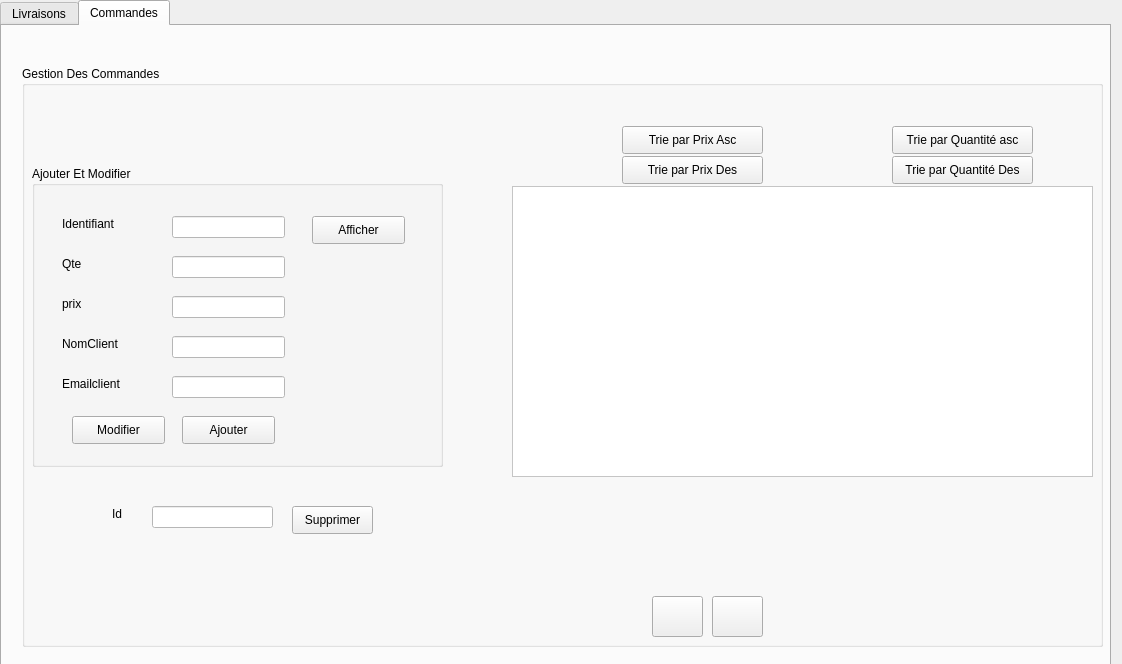
This is Projet_2a/gestionlivraisons.ui in medhama/ThePieChart as Qt 5 draws it before an edit. The edited form follows.
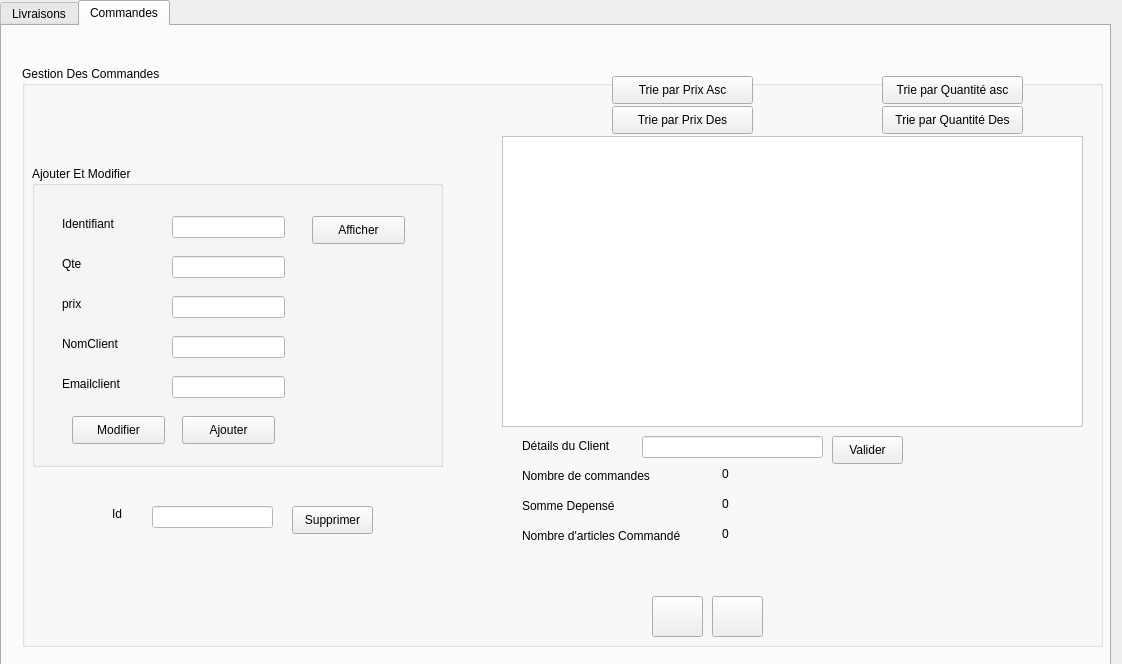
This is the edited form. The open tabs and pages were chosen to show the change. Icons and pictures are not drawn.

Diff of the .ui file:
```diff
--- a/Projet_2a/gestionlivraisons.ui
+++ b/Projet_2a/gestionlivraisons.ui
@@ -453,8 +453,8 @@
      <widget class="QTableView" name="tab_Commandes">
       <property name="geometry">
        <rect>
-        <x>490</x>
-        <y>120</y>
+        <x>480</x>
+        <y>70</y>
         <width>581</width>
         <height>291</height>
        </rect>
@@ -508,8 +508,8 @@
      <widget class="QPushButton" name="pb_trie_co">
       <property name="geometry">
        <rect>
-        <x>870</x>
-        <y>60</y>
+        <x>860</x>
+        <y>10</y>
         <width>141</width>
         <height>28</height>
        </rect>
@@ -524,8 +524,8 @@
      <widget class="QPushButton" name="pb_date_co">
       <property name="geometry">
        <rect>
-        <x>870</x>
-        <y>90</y>
+        <x>860</x>
+        <y>40</y>
         <width>141</width>
         <height>28</height>
        </rect>
@@ -715,8 +715,8 @@
      <widget class="QPushButton" name="pb_trie_co_2">
       <property name="geometry">
        <rect>
-        <x>600</x>
-        <y>90</y>
+        <x>590</x>
+        <y>40</y>
         <width>141</width>
         <height>28</height>
        </rect>
@@ -731,8 +731,8 @@
      <widget class="QPushButton" name="pb_date_co_2">
       <property name="geometry">
        <rect>
-        <x>600</x>
-        <y>60</y>
+        <x>590</x>
+        <y>10</y>
         <width>141</width>
         <height>28</height>
        </rect>
@@ -804,6 +804,150 @@
        <string/>
       </property>
      </widget>
+     <widget class="QLabel" name="label_31">
+      <property name="geometry">
+       <rect>
+        <x>500</x>
+        <y>370</y>
+        <width>111</width>
+        <height>20</height>
+       </rect>
+      </property>
+      <property name="styleSheet">
+       <string notr="true">font: 11pt &quot;Franklin Gothic Medium&quot;;</string>
+      </property>
+      <property name="text">
+       <string>Détails du Client</string>
+      </property>
+     </widget>
+     <widget class="QPushButton" name="pb_rechercher_liv_5">
+      <property name="geometry">
+       <rect>
+        <x>810</x>
+        <y>370</y>
+        <width>71</width>
+        <height>28</height>
+       </rect>
+      </property>
+      <property name="styleSheet">
+       <string notr="true"/>
+      </property>
+      <property name="text">
+       <string>Valider</string>
+      </property>
+     </widget>
+     <widget class="QLineEdit" name="le_id_rech_liv1_5">
+      <property name="geometry">
+       <rect>
+        <x>620</x>
+        <y>370</y>
+        <width>181</width>
+        <height>22</height>
+       </rect>
+      </property>
+      <property name="styleSheet">
+       <string notr="true">background-color: rgb(255, 255, 255);</string>
+      </property>
+      <property name="text">
+       <string/>
+      </property>
+     </widget>
+     <widget class="QLabel" name="label_32">
+      <property name="geometry">
+       <rect>
+        <x>700</x>
+        <y>400</y>
+        <width>81</width>
+        <height>16</height>
+       </rect>
+      </property>
+      <property name="styleSheet">
+       <string notr="true">font: 11pt &quot;Franklin Gothic Medium&quot;;</string>
+      </property>
+      <property name="text">
+       <string>0</string>
+      </property>
+     </widget>
+     <widget class="QLabel" name="label_33">
+      <property name="geometry">
+       <rect>
+        <x>700</x>
+        <y>460</y>
+        <width>81</width>
+        <height>16</height>
+       </rect>
+      </property>
+      <property name="styleSheet">
+       <string notr="true">font: 11pt &quot;Franklin Gothic Medium&quot;;</string>
+      </property>
+      <property name="text">
+       <string>0</string>
+      </property>
+     </widget>
+     <widget class="QLabel" name="label_34">
+      <property name="geometry">
+       <rect>
+        <x>700</x>
+        <y>430</y>
+        <width>81</width>
+        <height>16</height>
+       </rect>
+      </property>
+      <property name="styleSheet">
+       <string notr="true">font: 11pt &quot;Franklin Gothic Medium&quot;;</string>
+      </property>
+      <property name="text">
+       <string>0</string>
+      </property>
+     </widget>
+     <widget class="QLabel" name="label_35">
+      <property name="geometry">
+       <rect>
+        <x>500</x>
+        <y>400</y>
+        <width>161</width>
+        <height>20</height>
+       </rect>
+      </property>
+      <property name="styleSheet">
+       <string notr="true">font: 11pt &quot;Franklin Gothic Medium&quot;;</string>
+      </property>
+      <property name="text">
+       <string>Nombre de commandes</string>
+      </property>
+     </widget>
+     <widget class="QLabel" name="label_36">
+      <property name="geometry">
+       <rect>
+        <x>500</x>
+        <y>430</y>
+        <width>161</width>
+        <height>20</height>
+       </rect>
+      </property>
+      <property name="styleSheet">
+       <string notr="true">font: 11pt &quot;Franklin Gothic Medium&quot;;</string>
+      </property>
+      <property name="text">
+       <string>Somme Depensé</string>
+      </property>
+     </widget>
+     <widget class="QLabel" name="label_37">
+      <property name="geometry">
+       <rect>
+        <x>500</x>
+        <y>460</y>
+        <width>191</width>
+        <height>20</height>
+       </rect>
+      </property>
+      <property name="styleSheet">
+       <string notr="true">font: 11pt &quot;Franklin Gothic Medium&quot;;</string>
+      </property>
+      <property name="text">
+       <string>Nombre d'articles Commandé</string>
+      </property>
+     </widget>
      <zorder>groupBox_5</zorder>
      <zorder>pb_ajouterCom</zorder>
      <zorder>tab_Commandes</zorder>
```
Left out of the diff: 93 changed lines with no effect on the pictures.
